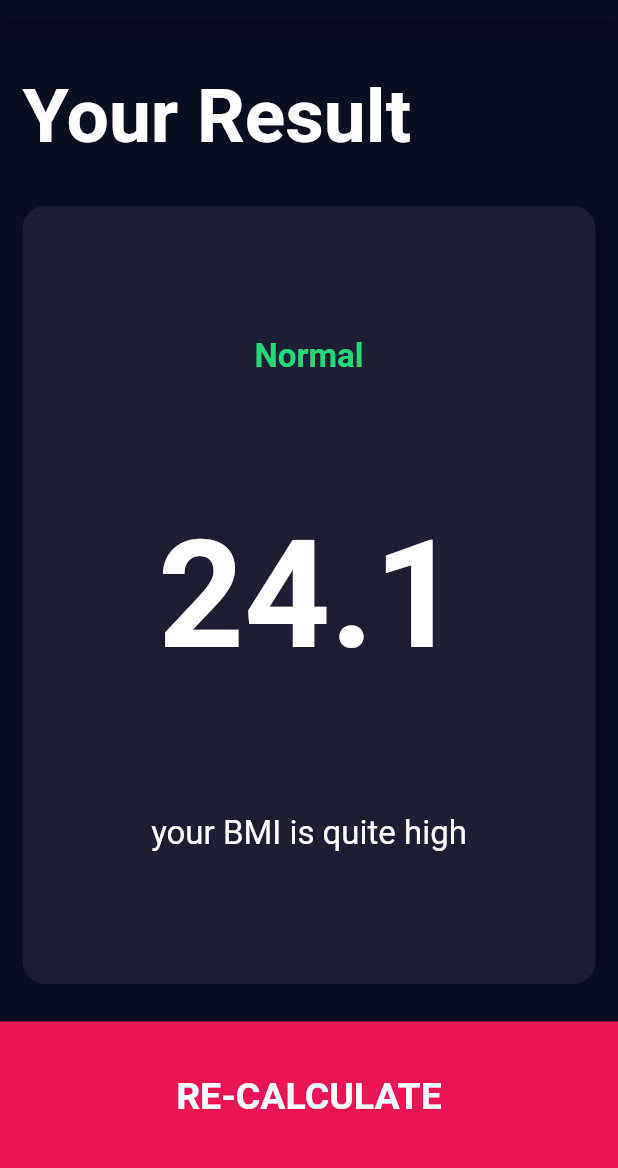
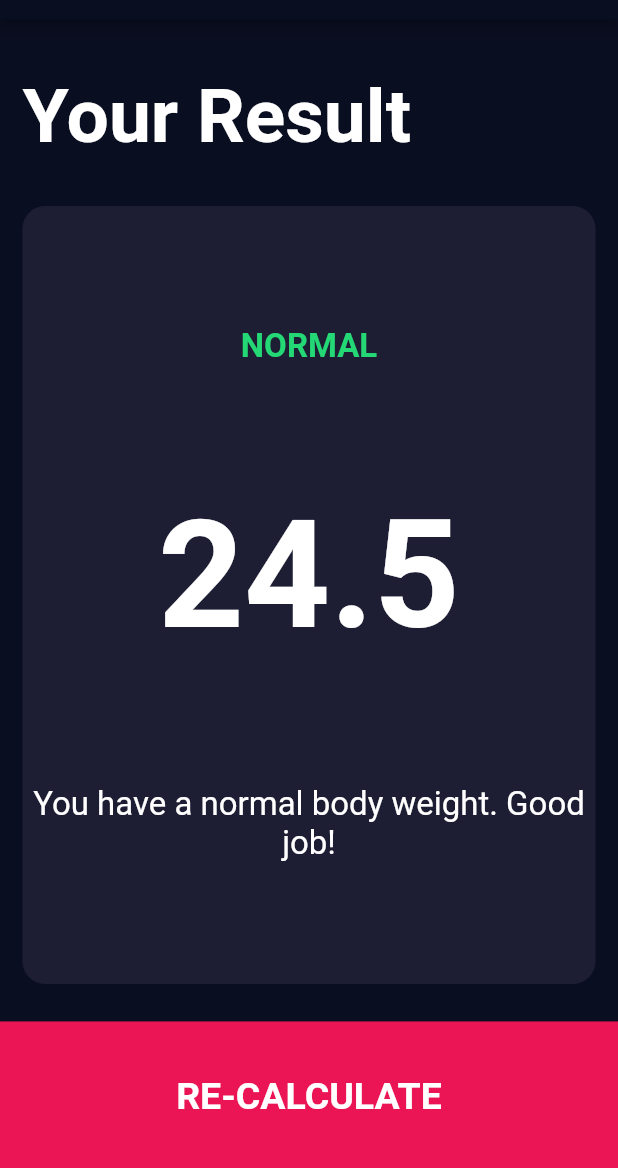
Before and after one commit to AliE99/bmi-calculator, a Flutter app: the screen it shows after launch, after a tap on "CALCULATE", on a phone screen of 412 x 824 dp, the part 65-1233 px from its top. Run offline on Flutter 3.47's test engine with Material 2 defaults, Android fonts, the phone set to English and light mode, and no system bars; our stand-ins replace font_awesome_flutter.

Commit message:
Feature/the app is now completed

```diff
--- a/lib/calculator_brain.dart
+++ b/lib/calculator_brain.dart
@@ -14,22 +14,26 @@ class CalculatorBrain {
   }
 
   String getResult() {
-    if (_bmi >= 25) {
-      return 'Overweight';
-    } else if (_bmi > 18.5) {
-      return 'Normal';
+    if (_bmi <= 18.5) {
+      return 'underweight';
+    } else if (_bmi > 18.5 && _bmi <= 24.9) {
+      return 'normal';
+    } else if (_bmi > 24.9 && _bmi <= 29.9) {
+      return 'overweight';
     } else {
-      return 'Underweight';
+      return 'obese';
     }
   }
 
   String getInterpretation() {
-    if (_bmi >= 25) {
+    if (_bmi <= 18.5) {
+      return 'You have a lower than normal body weight. You can eat a bit more.';
+    } else if (_bmi > 18.5 && _bmi <= 24.9) {
+      return 'You have a normal body weight. Good job!';
+    } else if (_bmi > 24.9 && _bmi <= 29.9) {
       return 'You have a higher than normal body weight. Try to exercise more.';
-    } else if (_bmi >= 18.5) {
-      return 'You have a normal body weight. Good job!';
     } else {
-      return 'You have a lower than normal body weight. You can eat a bit more.';
+      return 'You have a higher than normal body weight. Try to exercise more.';
     }
   }
 }
--- a/lib/main.dart
+++ b/lib/main.dart
@@ -1,7 +1,6 @@
 import 'package:flutter/material.dart';
 
 import 'screens/input_page.dart';
-import 'screens/results_page.dart';
 
 void main() => runApp(BMICalculator());
 
@@ -14,11 +13,7 @@ class BMICalculator extends StatelessWidget {
         primaryColor: Color(0xFF0A0E21),
         scaffoldBackgroundColor: Color(0xFF0A0E21),
       ),
-      initialRoute: '/inputPage',
-      routes: {
-        '/inputPage': (context) => InputPage(),
-        '/resultsPage': (context) => ResultsPage(),
-      },
+      home: InputPage(),
     );
   }
 }
--- a/lib/screens/input_page.dart
+++ b/lib/screens/input_page.dart
@@ -1,6 +1,8 @@
+import 'package:bmi_calculator/screens/results_page.dart';
 import 'package:flutter/material.dart';
 import 'package:font_awesome_flutter/font_awesome_flutter.dart';
 
+import '../calculator_brain.dart';
 import '../components/bottom_button.dart';
 import '../components/gender_card.dart';
 import '../components/reusable_card.dart';
@@ -222,9 +224,18 @@ class _InputPageState extends State<InputPage> {
             BottomButton(
               label: 'CALCULATE',
               onTap: () {
-                Navigator.pushNamed(
+                CalculatorBrain calc =
+                    CalculatorBrain(height: height, weight: weight);
+
+                Navigator.push(
                   context,
-                  '/resultsPage',
+                  MaterialPageRoute(
+                    builder: (context) => ResultsPage(
+                      bmiResult: calc.calculateBMI(),
+                      resultText: calc.getResult(),
+                      interpretation: calc.getInterpretation(),
+                    ),
+                  ),
                 );
               },
             )
--- a/lib/screens/results_page.dart
+++ b/lib/screens/results_page.dart
@@ -5,7 +5,14 @@ import '../components/bottom_button.dart';
 import '../components/reusable_card.dart';
 
 class ResultsPage extends StatelessWidget {
-  const ResultsPage({Key? key}) : super(key: key);
+  final String bmiResult;
+  final String resultText;
+  final String interpretation;
+
+  ResultsPage(
+      {required this.bmiResult,
+      required this.resultText,
+      required this.interpretation});
 
   @override
   Widget build(BuildContext context) {
@@ -36,15 +43,15 @@ class ResultsPage extends StatelessWidget {
                   crossAxisAlignment: CrossAxisAlignment.center,
                   children: <Widget>[
                     Text(
-                      'Normal',
+                      resultText.toUpperCase(),
                       style: kResultTextStyle,
                     ),
                     Text(
-                      '24.1',
+                      bmiResult,
                       style: kBMINumberTextStyle,
                     ),
                     Text(
-                      'your BMI is quite high',
+                      interpretation,
                       textAlign: TextAlign.center,
                       style: kBMIBodyTextStyle,
                     )
@@ -60,19 +67,6 @@ class ResultsPage extends StatelessWidget {
                 },
               ),
             )
-            // Expanded(
-            //   child: Container(
-            //     child: Center(
-            //       child: Text(
-            //         'Re-Calculate',
-            //         style: kLargeButtonTextStyle,
-            //       ),
-            //     ),
-            //     color: kBottomContainerColor,
-            //     height: kBottomContainerWidth,
-            //     width: double.infinity,
-            //   ),
-            // )
           ],
         ));
   }
```
